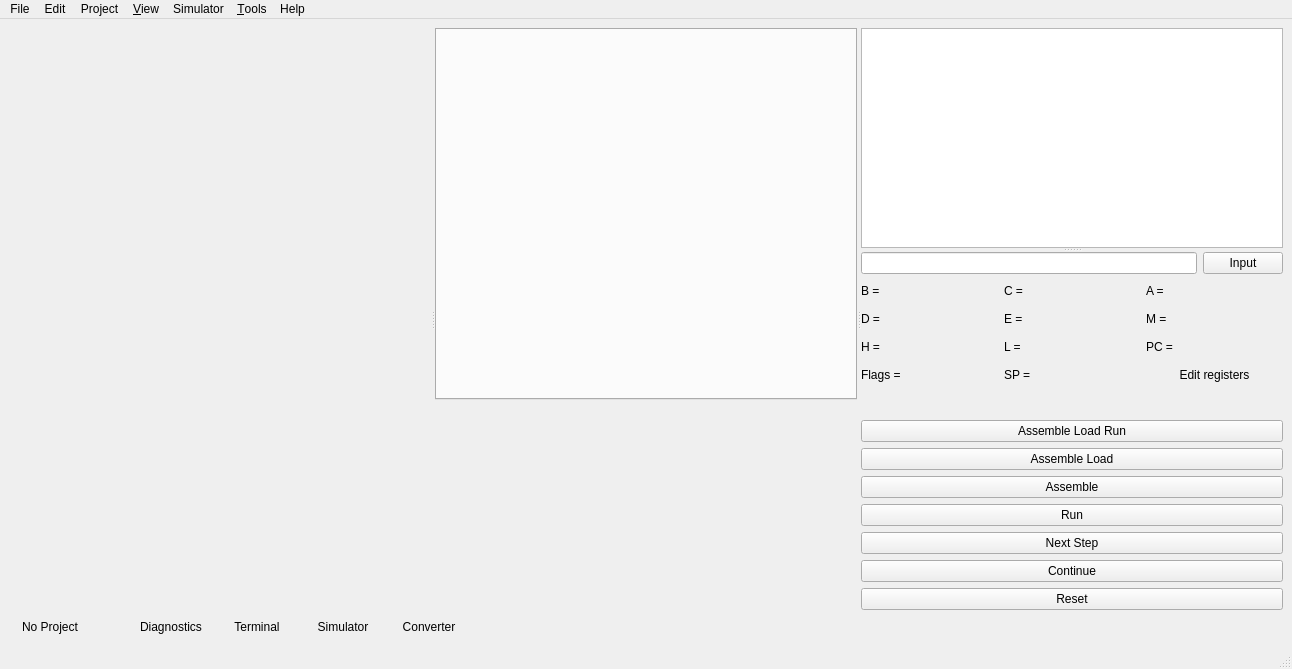
This is src/mainwindow.ui in N1vn0vem8er/8080ide as Qt 5 draws it before an edit. The edited form follows.
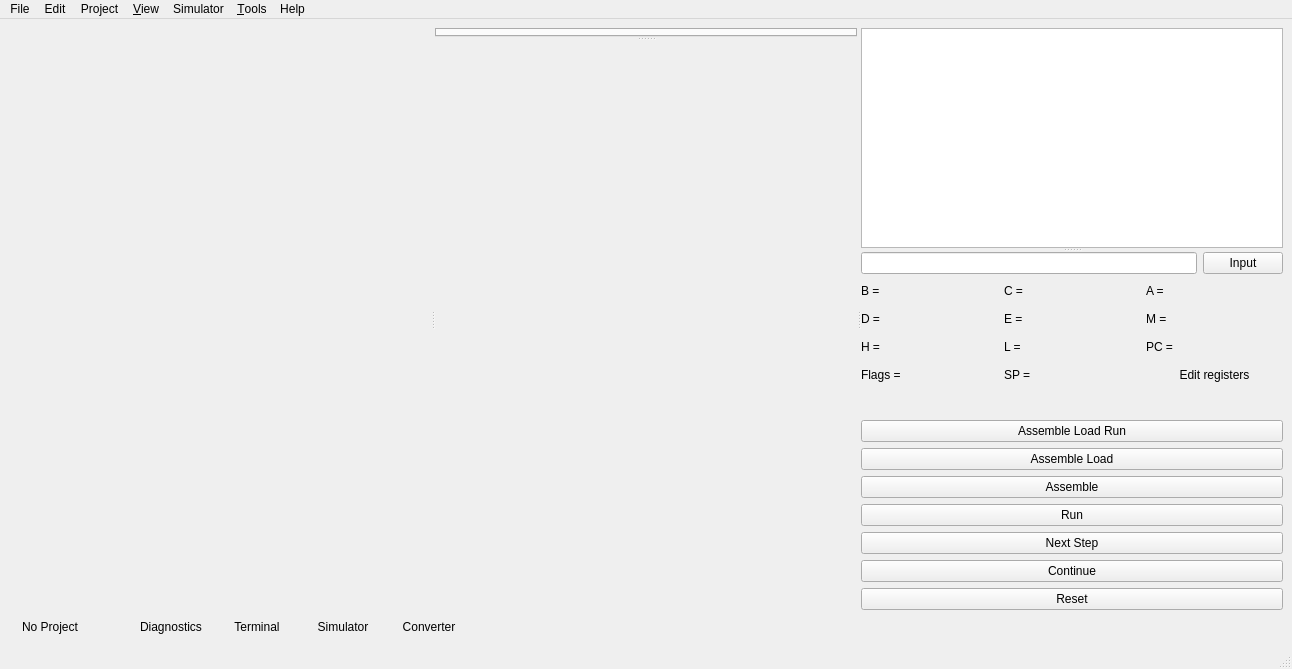
This is the edited form. Icons and pictures are not drawn. Custom widgets are drawn as their Qt base class.

Commit message: Made terminal resizable

What changed in the file:
```diff
--- a/src/mainwindow.ui
+++ b/src/mainwindow.ui
@@ -54,6 +54,10 @@
         <widget class="QWidget" name="layoutWidget">
          <layout class="QVBoxLayout" name="textAndLogsLayout" stretch="1,0,0,0">
           <item>
+            <widget class="QSplitter" name="splitter_3">
+            <property name="orientation">
+             <enum>Qt::Orientation::Vertical</enum>
+            </property>
            <widget class="TabView" name="tabWidget">
             <property name="currentIndex">
              <number>-1</number>
@@ -65,11 +69,6 @@
              <bool>true</bool>
             </property>
            </widget>
-          </item>
-          <item>
-           <widget class="NumberConverterWidget" name="numConverter" native="true"/>
-          </item>
-          <item>
            <widget class="QStackedWidget" name="centralStackedWidget">
             <property name="currentIndex">
              <number>1</number>
@@ -84,6 +83,10 @@
             </widget>
             <widget class="TerminalWidget" name="terminalWidget"/>
            </widget>
+         </widget>
+          </item>
+          <item>
+           <widget class="NumberConverterWidget" name="numConverter" native="true"/>
           </item>
           <item>
            <widget class="SearchWidget" name="searchWidget" native="true"/>
```
